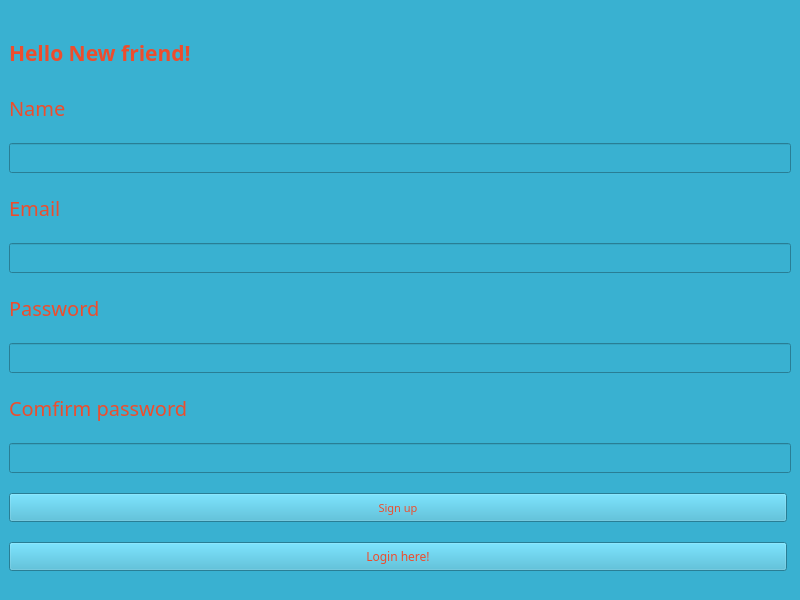
Above: ui/signup.ui from chaunamthong2015-ui/PTA39-SPCK before the change. Below: the same form after it.
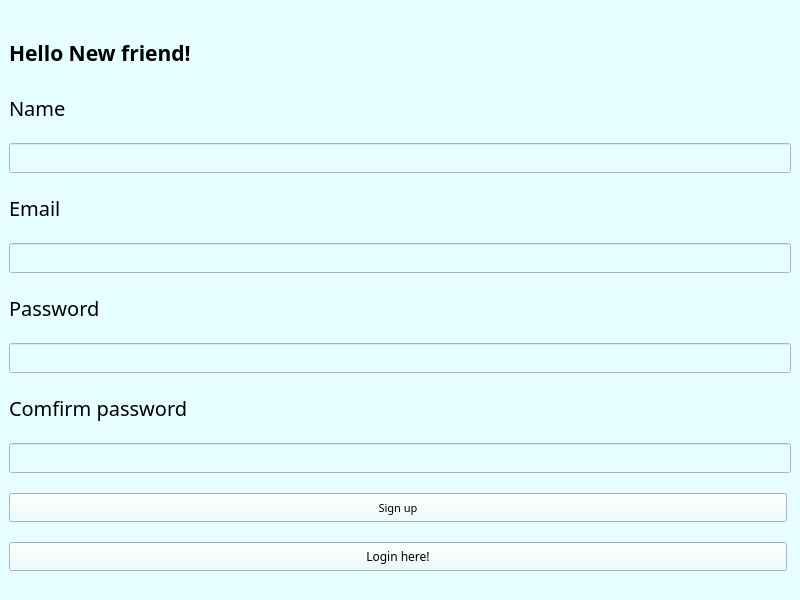
That is the form after the change. Icons and pictures are not drawn.

Diff of the .ui file:
```diff
--- a/ui/signup.ui
+++ b/ui/signup.ui
@@ -30,8 +30,8 @@
   </property>
   <widget class="QWidget" name="centralwidget">
    <property name="styleSheet">
-    <string notr="true">color: #ED4D2D ;
-background-color: #39B1D1 ;</string>
+    <string notr="true">background-color: #e6feff ;
+color: #000000 ;</string>
    </property>
    <layout class="QVBoxLayout" name="verticalLayout">
     <item>
```
